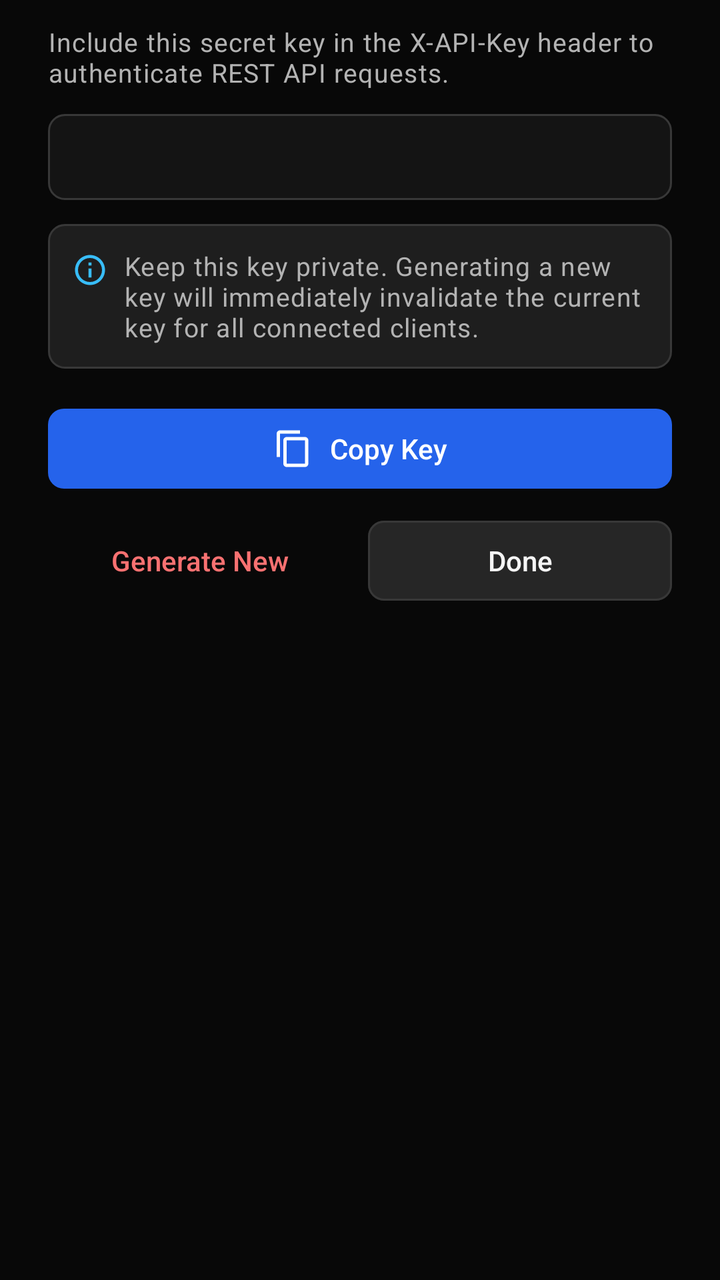
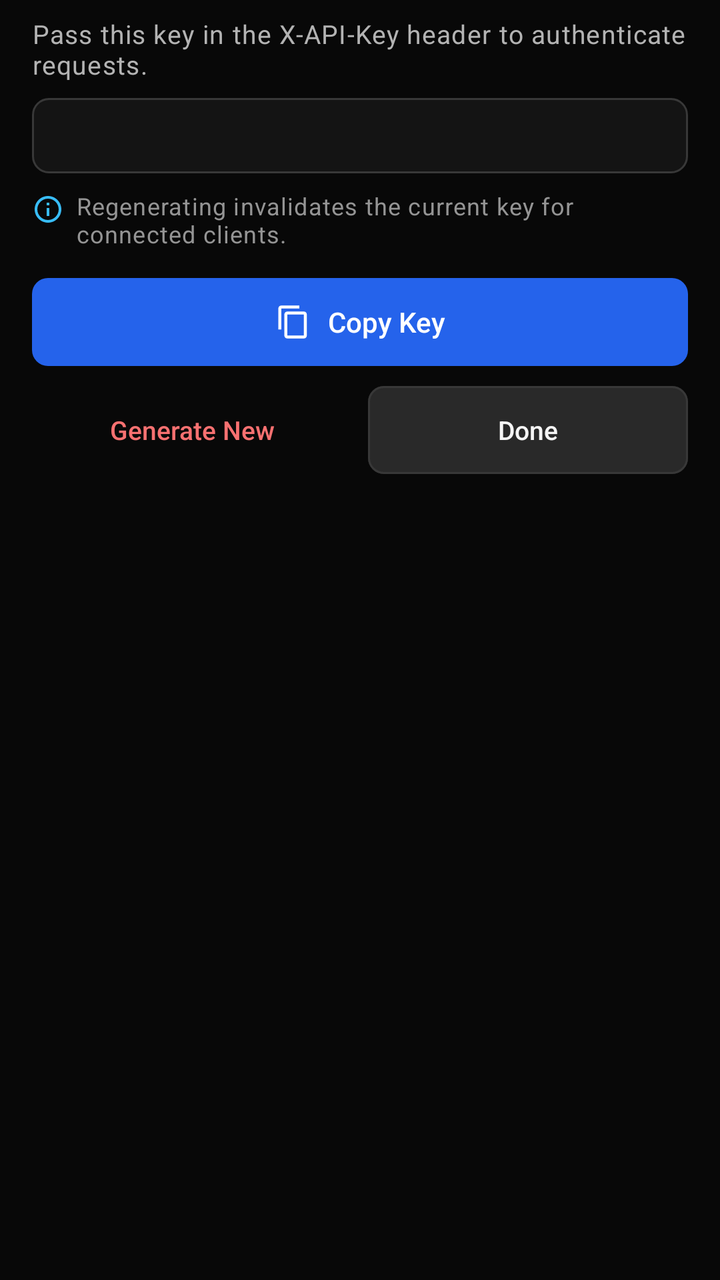

Compare the two renders of this Android layout. The source of the first and the diff that turns it into the second are given below.
<!-- AndroidManifest.xml: application theme Theme.Sms -->
<!-- res/layout/dialog_api_key.xml -->
<?xml version="1.0" encoding="utf-8"?>
<ScrollView xmlns:android="http://schemas.android.com/apk/res/android"
    xmlns:app="http://schemas.android.com/apk/res-auto"
    android:layout_width="match_parent"
    android:layout_height="wrap_content"
    android:fillViewport="true">

    <LinearLayout
        android:layout_width="match_parent"
        android:layout_height="wrap_content"
        android:orientation="vertical"
        android:paddingHorizontal="@dimen/space_24"
        android:paddingTop="@dimen/space_12"
        android:paddingBottom="@dimen/space_16">

        <TextView
            android:layout_width="match_parent"
            android:layout_height="wrap_content"
            android:layout_marginBottom="@dimen/space_12"
            android:text="Include this secret key in the X-API-Key header to authenticate REST API requests."
            android:textAppearance="@style/TextAppearance.App.BodySecondary" />

        
        <LinearLayout
            android:layout_width="match_parent"
            android:layout_height="wrap_content"
            android:background="@drawable/bg_endpoint_box"
            android:orientation="vertical"
            android:padding="@dimen/space_12">

            <TextView
                android:id="@+id/dialogApiKeyDisplay"
                android:layout_width="match_parent"
                android:layout_height="wrap_content"
                android:fontFamily="monospace"
                android:textColor="@color/accent_auth"
                android:textIsSelectable="true"
                android:textSize="14sp"
                android:textStyle="bold" />

        </LinearLayout>

        
        <LinearLayout
            android:layout_width="match_parent"
            android:layout_height="wrap_content"
            android:layout_marginTop="@dimen/space_12"
            android:layout_marginBottom="@dimen/space_16"
            android:background="@drawable/bg_info_box"
            android:gravity="top"
            android:orientation="horizontal"
            android:padding="@dimen/space_12">

            <ImageView
                android:layout_width="18dp"
                android:layout_height="18dp"
                android:layout_marginTop="2dp"
                android:contentDescription="Security notice"
                android:src="@drawable/ic_info"
                app:tint="@color/accent_info" />

            <TextView
                android:layout_width="0dp"
                android:layout_height="wrap_content"
                android:layout_marginStart="@dimen/space_8"
                android:layout_weight="1"
                android:text="Keep this key private. Generating a new key will immediately invalidate the current key for all connected clients."
                android:textAppearance="@style/TextAppearance.App.BodySecondary" />

        </LinearLayout>

        
        <com.google.android.material.button.MaterialButton
            android:id="@+id/btnDialogCopyKey"
            style="@style/Widget.App.Button.Primary"
            android:layout_width="match_parent"
            android:layout_height="wrap_content"
            android:text="Copy Key"
            app:icon="@drawable/ic_copy"
            app:iconGravity="textStart" />

        
        <LinearLayout
            android:layout_width="match_parent"
            android:layout_height="wrap_content"
            android:layout_marginTop="@dimen/space_8"
            android:orientation="horizontal">

            <com.google.android.material.button.MaterialButton
                android:id="@+id/btnDialogRegenerateKey"
                style="@style/Widget.App.Button.Destructive"
                android:layout_width="0dp"
                android:layout_height="wrap_content"
                android:layout_marginEnd="@dimen/space_4"
                android:layout_weight="1"
                android:text="Generate New" />

            <com.google.android.material.button.MaterialButton
                android:id="@+id/btnDialogKeyDone"
                style="@style/Widget.App.Button.Secondary"
                android:layout_width="0dp"
                android:layout_height="wrap_content"
                android:layout_marginStart="@dimen/space_4"
                android:layout_weight="1"
                android:text="Done" />

        </LinearLayout>

    </LinearLayout>

</ScrollView>
<!-- resources referenced by this layout -->
<resources>
  <dimen name="space_24">24dp</dimen>
  <!-- drawable bg_info_box (drawable) -->
  <?xml version="1.0" encoding="utf-8"?>
  <shape xmlns:android="http://schemas.android.com/apk/res/android"
      android:shape="rectangle">
      <solid android:color="@color/bg_card" />
      <stroke
          android:width="1dp"
          android:color="@color/border_default" />
      <corners android:radius="@dimen/radius_input" />
  </shape>
  <style name="TextAppearance.App.BodySecondary" parent="TextAppearance.Material3.BodySmall">
          <item name="android:textSize">13sp</item>
          <item name="android:textColor">@color/text_secondary</item>
          <item name="android:lineSpacingMultiplier">1.35</item>
      </style>
  <style name="Widget.App.Button.Destructive" parent="Widget.Material3.Button.TextButton">
          <item name="android:minHeight">@dimen/button_min_height</item>
          <item name="android:textSize">14sp</item>
          <item name="android:fontFamily">sans-serif-medium</item>
          <item name="android:textAllCaps">false</item>
          <item name="android:letterSpacing">0</item>
          <item name="android:textColor">@color/accent_error_text</item>
          <item name="cornerRadius">@dimen/radius_button</item>
      </style>
  <style name="Widget.App.Button.Primary" parent="Widget.Material3.Button">
          <item name="android:minHeight">@dimen/button_min_height</item>
          <item name="android:textSize">14sp</item>
          <item name="android:fontFamily">sans-serif-medium</item>
          <item name="android:textAllCaps">false</item>
          <item name="android:letterSpacing">0</item>
          <item name="android:textColor">@color/button_primary_text</item>
          <item name="backgroundTint">@color/button_primary_bg</item>
          <item name="cornerRadius">@dimen/radius_button</item>
          <item name="iconSize">@dimen/icon_standard</item>
          <item name="iconTint">@color/button_primary_text</item>
      </style>
  <style name="Widget.App.Button.Secondary" parent="Widget.Material3.Button.OutlinedButton">
          <item name="android:minHeight">@dimen/button_min_height</item>
          <item name="android:textSize">14sp</item>
          <item name="android:fontFamily">sans-serif-medium</item>
          <item name="android:textAllCaps">false</item>
          <item name="android:letterSpacing">0</item>
          <item name="android:textColor">@color/button_secondary_text</item>
          <item name="backgroundTint">@color/button_secondary_bg</item>
          <item name="strokeColor">@color/border_default</item>
          <item name="strokeWidth">@dimen/stroke_width_default</item>
          <item name="cornerRadius">@dimen/radius_button</item>
          <item name="iconSize">@dimen/icon_standard</item>
          <item name="iconTint">@color/text_secondary</item>
      </style>
  <dimen name="icon_standard">20dp</dimen>
  <style name="Base.Theme.Sms" parent="Theme.Material3.Dark.NoActionBar">
          <item name="colorPrimary">@color/accent_primary</item>
          <item name="colorOnPrimary">@color/accent_on_primary</item>
          <item name="colorPrimaryContainer">@color/bg_elevated</item>
          <item name="colorOnPrimaryContainer">@color/text_primary</item>
  
          <item name="colorSecondary">@color/accent_link</item>
          <item name="colorOnSecondary">@color/bg_app</item>
          <item name="colorSecondaryContainer">@color/bg_elevated</item>
          <item name="colorOnSecondaryContainer">@color/text_primary</item>
  
          <item name="android:colorBackground">@color/bg_app</item>
          <item name="colorOnBackground">@color/text_primary</item>
          <item name="colorSurface">@color/bg_card</item>
          <item name="colorOnSurface">@color/text_primary</item>
          <item name="colorSurfaceVariant">@color/bg_elevated</item>
          <item name="colorOnSurfaceVariant">@color/text_secondary</item>
          <item name="colorSurfaceContainer">@color/bg_card</item>
          <item name="colorSurfaceContainerHigh">@color/bg_dialog</item>
          <item name="colorSurfaceContainerHighest">@color/bg_elevated</item>
  
          <item name="colorOutline">@color/border_default</item>
          <item name="colorOutlineVariant">@color/divider_subtle</item>
          <item name="colorError">@color/accent_error</item>
          <item name="colorOnError">@color/accent_on_primary</item>
  
          <item name="colorControlNormal">@color/text_secondary</item>
          <item name="colorControlActivated">@color/accent_link</item>
          <item name="android:textColorPrimary">@color/text_primary</item>
          <item name="android:textColorSecondary">@color/text_secondary</item>
          <item name="android:textColorHint">@color/text_placeholder</item>
  
          <item name="android:statusBarColor">@color/bg_header</item>
          <item name="android:navigationBarColor">@color/bg_app</item>
          <item name="android:windowLightStatusBar">false</item>
  
          <item name="materialAlertDialogTheme">@style/ThemeOverlay.App.MaterialAlertDialog</item>
      </style>
  <color name="bg_elevated">#262626</color>
  <color name="bg_dialog">#262626</color>
  <style name="ThemeOverlay.App.MaterialAlertDialog" parent="ThemeOverlay.Material3.MaterialAlertDialog">
          <item name="colorSurface">@color/bg_dialog</item>
          <item name="colorSurfaceContainerHigh">@color/bg_dialog</item>
          <item name="colorOnSurface">@color/text_primary</item>
          <item name="colorOnSurfaceVariant">@color/text_secondary</item>
          <item name="shapeAppearanceOverlay">@style/ShapeAppearance.App.Dialog</item>
          <item name="materialAlertDialogTitleTextStyle">@style/Widget.App.Dialog.Title</item>
          <item name="materialAlertDialogBodyTextStyle">@style/Widget.App.Dialog.Body</item>
          <item name="buttonBarPositiveButtonStyle">@style/Widget.App.Button.DialogPositive</item>
          <item name="buttonBarNegativeButtonStyle">@style/Widget.App.Button.DialogNegative</item>
          <item name="buttonBarNeutralButtonStyle">@style/Widget.App.Button.DialogNeutral</item>
      </style>
  <style name="Widget.App.Dialog.Body" parent="MaterialAlertDialog.Material3.Body.Text">
          <item name="android:textSize">14sp</item>
          <item name="android:textColor">@color/text_secondary</item>
          <item name="android:lineSpacingMultiplier">1.35</item>
      </style>
  <dimen name="radius_dialog">16dp</dimen>
  <!-- unchanged entries left out for length: 33 -->
</resources>

<!-- the commit's change to res/layout/dialog_api_key.xml (unified diff, before → after) -->
@@ -9,15 +9,15 @@
         android:layout_width="match_parent"
         android:layout_height="wrap_content"
         android:orientation="vertical"
-        android:paddingHorizontal="@dimen/space_24"
-        android:paddingTop="@dimen/space_12"
+        android:paddingHorizontal="@dimen/space_16"
+        android:paddingTop="@dimen/space_8"
         android:paddingBottom="@dimen/space_16">
 
         <TextView
             android:layout_width="match_parent"
             android:layout_height="wrap_content"
-            android:layout_marginBottom="@dimen/space_12"
-            android:text="Include this secret key in the X-API-Key header to authenticate REST API requests."
+            android:layout_marginBottom="@dimen/space_8"
+            android:text="Pass this key in the X-API-Key header to authenticate requests."
             android:textAppearance="@style/TextAppearance.App.BodySecondary" />
 
         
@@ -26,7 +26,7 @@
             android:layout_height="wrap_content"
             android:background="@drawable/bg_endpoint_box"
             android:orientation="vertical"
-            android:padding="@dimen/space_12">
+            android:padding="@dimen/space_10">
 
             <TextView
                 android:id="@+id/dialogApiKeyDisplay"
@@ -35,7 +35,7 @@
                 android:fontFamily="monospace"
                 android:textColor="@color/accent_auth"
                 android:textIsSelectable="true"
-                android:textSize="14sp"
+                android:textSize="13sp"
                 android:textStyle="bold" />
 
         </LinearLayout>
@@ -44,16 +44,14 @@
         <LinearLayout
             android:layout_width="match_parent"
             android:layout_height="wrap_content"
-            android:layout_marginTop="@dimen/space_12"
-            android:layout_marginBottom="@dimen/space_16"
-            android:background="@drawable/bg_info_box"
+            android:layout_marginTop="@dimen/space_8"
+            android:layout_marginBottom="@dimen/space_12"
             android:gravity="top"
-            android:orientation="horizontal"
-            android:padding="@dimen/space_12">
+            android:orientation="horizontal">
 
             <ImageView
-                android:layout_width="18dp"
-                android:layout_height="18dp"
+                android:layout_width="16dp"
+                android:layout_height="16dp"
                 android:layout_marginTop="2dp"
                 android:contentDescription="Security notice"
                 android:src="@drawable/ic_info"
@@ -62,10 +60,10 @@
             <TextView
                 android:layout_width="0dp"
                 android:layout_height="wrap_content"
-                android:layout_marginStart="@dimen/space_8"
+                android:layout_marginStart="@dimen/space_6"
                 android:layout_weight="1"
-                android:text="Keep this key private. Generating a new key will immediately invalidate the current key for all connected clients."
-                android:textAppearance="@style/TextAppearance.App.BodySecondary" />
+                android:text="Regenerating invalidates the current key for connected clients."
+                android:textAppearance="@style/TextAppearance.App.Helper" />
 
         </LinearLayout>
 
@@ -83,7 +81,7 @@
         <LinearLayout
             android:layout_width="match_parent"
             android:layout_height="wrap_content"
-            android:layout_marginTop="@dimen/space_8"
+            android:layout_marginTop="@dimen/space_6"
             android:orientation="horizontal">
 
             <com.google.android.material.button.MaterialButton
<!-- resource entries referenced after the edit -->
@@ -1,24 +1,22 @@
 <!-- resources referenced by this layout -->
 <resources>
-  <dimen name="space_24">24dp</dimen>
-  <!-- drawable bg_info_box (drawable) -->
-  <?xml version="1.0" encoding="utf-8"?>
-  <shape xmlns:android="http://schemas.android.com/apk/res/android"
-      android:shape="rectangle">
-      <solid android:color="@color/bg_card" />
-      <stroke
-          android:width="1dp"
-          android:color="@color/border_default" />
-      <corners android:radius="@dimen/radius_input" />
-  </shape>
+  <dimen name="space_10">10dp</dimen>
+  <dimen name="space_6">6dp</dimen>
   <style name="TextAppearance.App.BodySecondary" parent="TextAppearance.Material3.BodySmall">
           <item name="android:textSize">13sp</item>
           <item name="android:textColor">@color/text_secondary</item>
-          <item name="android:lineSpacingMultiplier">1.35</item>
+          <item name="android:lineSpacingMultiplier">1.3</item>
+      </style>
+  <style name="TextAppearance.App.Helper" parent="TextAppearance.Material3.BodySmall">
+          <item name="android:textSize">12sp</item>
+          <item name="android:textColor">@color/text_muted</item>
+          <item name="android:lineSpacingMultiplier">1.3</item>
       </style>
   <style name="Widget.App.Button.Destructive" parent="Widget.Material3.Button.TextButton">
           <item name="android:minHeight">@dimen/button_min_height</item>
-          <item name="android:textSize">14sp</item>
+          <item name="android:insetTop">2dp</item>
+          <item name="android:insetBottom">2dp</item>
+          <item name="android:textSize">13sp</item>
           <item name="android:fontFamily">sans-serif-medium</item>
           <item name="android:textAllCaps">false</item>
           <item name="android:letterSpacing">0</item>
@@ -27,6 +25,8 @@
       </style>
   <style name="Widget.App.Button.Primary" parent="Widget.Material3.Button">
           <item name="android:minHeight">@dimen/button_min_height</item>
+          <item name="android:insetTop">2dp</item>
+          <item name="android:insetBottom">2dp</item>
           <item name="android:textSize">14sp</item>
           <item name="android:fontFamily">sans-serif-medium</item>
           <item name="android:textAllCaps">false</item>
@@ -39,7 +39,9 @@
       </style>
   <style name="Widget.App.Button.Secondary" parent="Widget.Material3.Button.OutlinedButton">
           <item name="android:minHeight">@dimen/button_min_height</item>
-          <item name="android:textSize">14sp</item>
+          <item name="android:insetTop">2dp</item>
+          <item name="android:insetBottom">2dp</item>
+          <item name="android:textSize">13sp</item>
           <item name="android:fontFamily">sans-serif-medium</item>
           <item name="android:textAllCaps">false</item>
           <item name="android:letterSpacing">0</item>
@@ -51,7 +53,8 @@
           <item name="iconSize">@dimen/icon_standard</item>
           <item name="iconTint">@color/text_secondary</item>
       </style>
-  <dimen name="icon_standard">20dp</dimen>
+  <color name="text_muted">#949494</color>
+  <dimen name="icon_standard">18dp</dimen>
   <style name="Base.Theme.Sms" parent="Theme.Material3.Dark.NoActionBar">
           <item name="colorPrimary">@color/accent_primary</item>
           <item name="colorOnPrimary">@color/accent_on_primary</item>
@@ -70,8 +73,13 @@
           <item name="colorSurfaceVariant">@color/bg_elevated</item>
           <item name="colorOnSurfaceVariant">@color/text_secondary</item>
           <item name="colorSurfaceContainer">@color/bg_card</item>
+          <item name="colorSurfaceContainerLow">@color/bg_card</item>
           <item name="colorSurfaceContainerHigh">@color/bg_dialog</item>
           <item name="colorSurfaceContainerHighest">@color/bg_elevated</item>
+  
+          
+          <item name="elevationOverlayEnabled">false</item>
+          <item name="elevationOverlayColor">@android:color/transparent</item>
   
           <item name="colorOutline">@color/border_default</item>
           <item name="colorOutlineVariant">@color/divider_subtle</item>
@@ -90,13 +98,16 @@
   
           <item name="materialAlertDialogTheme">@style/ThemeOverlay.App.MaterialAlertDialog</item>
       </style>
-  <color name="bg_elevated">#262626</color>
-  <color name="bg_dialog">#262626</color>
+  <color name="bg_elevated">#292929</color>
+  <color name="bg_dialog">#242424</color>
   <style name="ThemeOverlay.App.MaterialAlertDialog" parent="ThemeOverlay.Material3.MaterialAlertDialog">
           <item name="colorSurface">@color/bg_dialog</item>
           <item name="colorSurfaceContainerHigh">@color/bg_dialog</item>
+          <item name="colorSurfaceContainer">@color/bg_dialog</item>
           <item name="colorOnSurface">@color/text_primary</item>
           <item name="colorOnSurfaceVariant">@color/text_secondary</item>
+          <item name="elevationOverlayEnabled">false</item>
+          <item name="elevationOverlayColor">@android:color/transparent</item>
           <item name="shapeAppearanceOverlay">@style/ShapeAppearance.App.Dialog</item>
           <item name="materialAlertDialogTitleTextStyle">@style/Widget.App.Dialog.Title</item>
           <item name="materialAlertDialogBodyTextStyle">@style/Widget.App.Dialog.Body</item>
@@ -107,9 +118,9 @@
   <style name="Widget.App.Dialog.Body" parent="MaterialAlertDialog.Material3.Body.Text">
           <item name="android:textSize">14sp</item>
           <item name="android:textColor">@color/text_secondary</item>
-          <item name="android:lineSpacingMultiplier">1.35</item>
+          <item name="android:lineSpacingMultiplier">1.3</item>
       </style>
-  <dimen name="radius_dialog">16dp</dimen>
+  <dimen name="radius_dialog">14dp</dimen>
   <!-- unchanged entries left out for length: 33 -->
 </resources>
 
